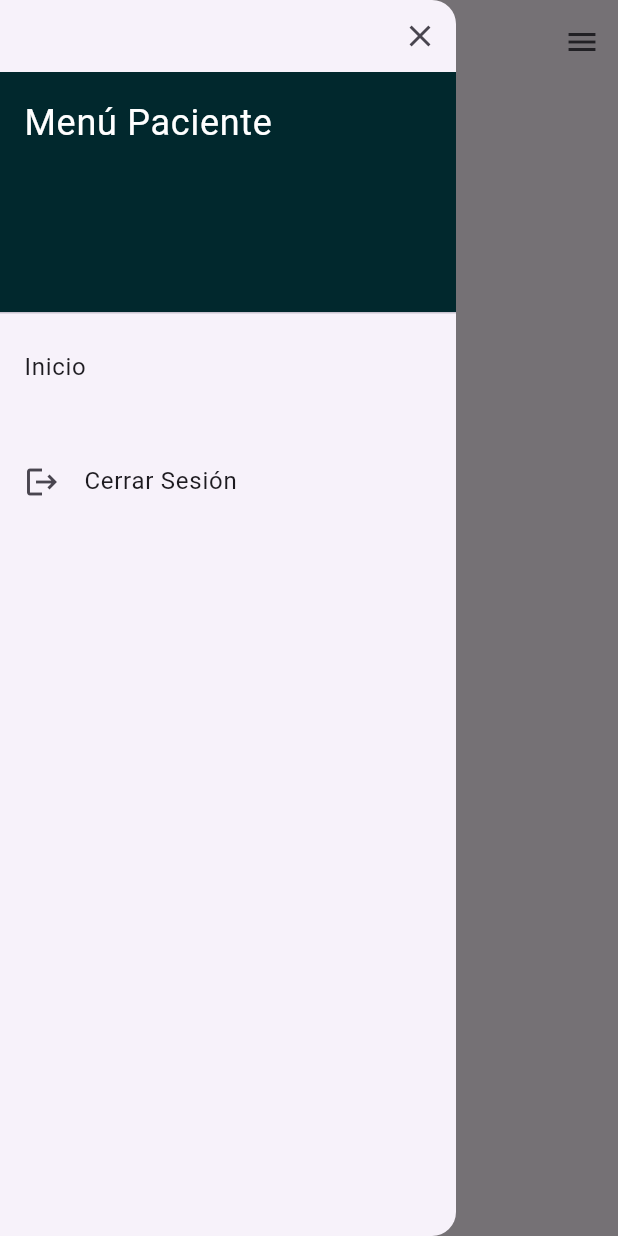
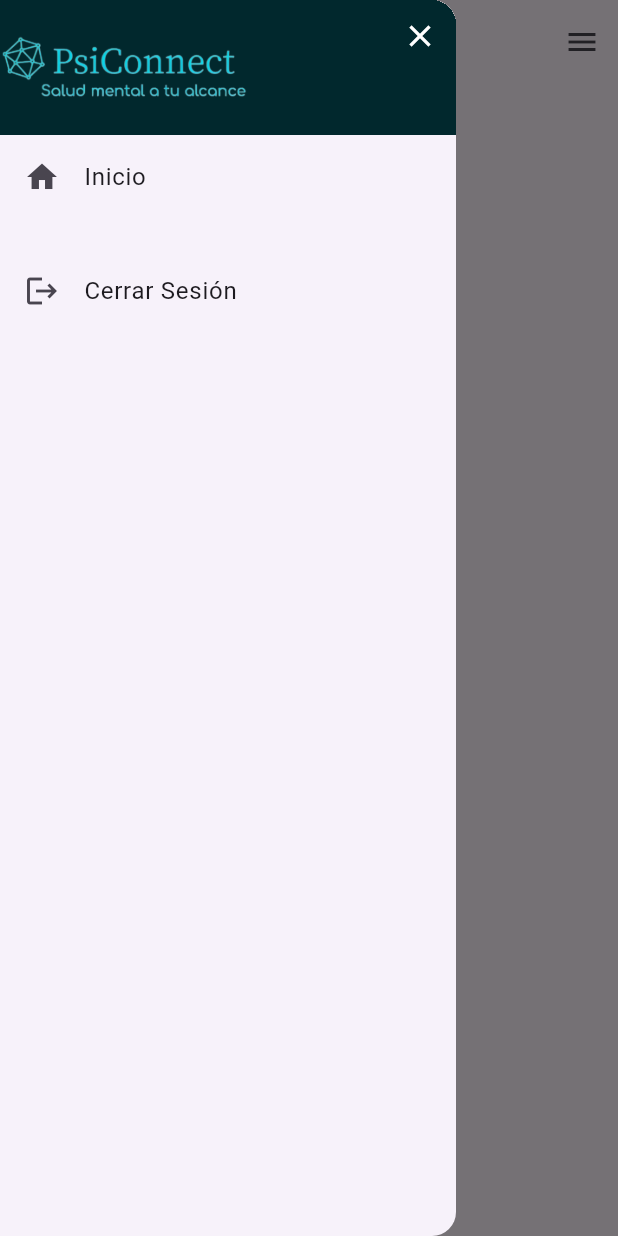
Before and after one commit to Kuater23/psiconnect, a Flutter app: the PatientAppointments screen opened by its route, with the side drawer open, on a phone screen of 412 x 824 dp. Run offline on Flutter 3.47's test engine with Material 3 defaults, Android fonts, the phone set to English and light mode, and no system bars; our stand-ins replace cloud_firestore, firebase_auth, firebase_core, flutter_hooks, flutter_riverpod, flutter_signin_button and 4 more; accounts and stored records are empty.

Commit message:
drawer mas bonito

```diff
--- a/lib/src/widgets/shared_drawer.dart
+++ b/lib/src/widgets/shared_drawer.dart
@@ -50,52 +50,62 @@ class _SharedDrawerState extends ConsumerState<SharedDrawer> {
       child: ListView(
         padding: EdgeInsets.zero,
         children: [
-          // Botón para cerrar el drawer
+          // Contenedor en lugar de DrawerHeader para controlar mejor la altura
+          Container(
+            height: 90, // Ajusta la altura
+            decoration: BoxDecoration(
+              color: const Color.fromRGBO(1, 40, 45, 1), // Fondo verde
+            ),
+            child: Stack(
+              children: [
                 Align(
                   alignment: Alignment.topRight,
                   child: IconButton(
-              icon: Icon(Icons.close),
+                    icon: Icon(Icons.close, color: Colors.white),
                     onPressed: () {
                       Navigator.of(context).pop(); // Cierra el drawer
                     },
                   ),
                 ),
-          DrawerHeader(
-            decoration: BoxDecoration(
-              color: const Color.fromRGBO(1, 40, 45, 1), // Fondo de Psiconnect
+                Align(
+                  alignment: Alignment.centerLeft,
+                  child: Image.asset(
+                    'assets/images/logoCompleto_psiconnect.png', // Ruta del logo
+                    width: MediaQuery.of(context).size.width *
+                        0.4, // Ajusta el tamaño
+                    fit: BoxFit.cover,
                   ),
-            child: Text(
-              'Menú ${_userRole == 'professional' ? 'Profesional' : 'Paciente'}',
-              style: TextStyle(
-                color: Colors.white,
-                fontSize: 24,
                 ),
+              ],
             ),
           ),
           ListTile(
+            leading: Icon(Icons.home),
             title: Text('Inicio'),
             onTap: () {
               Navigator.pushReplacementNamed(
                   context, '/home'); // Redirige a HomePage
-
             },
           ),
           if (_userRole == 'professional') ...[
             ListTile(
-              title: Text('Home Profesional'),
+              leading: Icon(Icons.person),
+              title: Text('Perfil'),
               onTap: () {
                 Navigator.pushReplacementNamed(
                     context, '/professional'); // Redirige a ProfessionalHome
               },
             ),
             ListTile(
-              title: Text('Citas'),
+              leading: Icon(Icons.calendar_today),
+              title: Text('Agenda'),
               onTap: () {
                 Navigator.pushReplacementNamed(
                     context, '/professional_appointments');
               },
             ),
             ListTile(
+              leading: Icon(Icons.folder),
               title: Text('Archivos por Paciente'),
               onTap: () {
                 Navigator.pushReplacementNamed(context, '/professional_files');
@@ -103,20 +113,23 @@ class _SharedDrawerState extends ConsumerState<SharedDrawer> {
             ),
           ] else if (_userRole == 'patient') ...[
             ListTile(
-              title: Text('Información del Paciente'),
+              leading: Icon(Icons.person),
+              title: Text('Perfil del Paciente'),
               onTap: () {
                 Navigator.pushReplacementNamed(
                     context, '/patient'); // Redirige a PatientPage
               },
             ),
             ListTile(
-              title: Text('Citas'),
+              leading: Icon(Icons.calendar_today),
+              title: Text('Agenda'),
               onTap: () {
                 Navigator.pushReplacementNamed(
                     context, '/patient_appointments');
               },
             ),
             ListTile(
+              leading: Icon(Icons.folder),
               title: Text('Archivos'),
               onTap: () {
                 Navigator.pushReplacementNamed(context, '/patient_files');
@@ -125,8 +138,8 @@ class _SharedDrawerState extends ConsumerState<SharedDrawer> {
           ],
           SizedBox(height: 20),
           ListTile(
+            leading: Icon(Icons.logout),
             title: Text('Cerrar Sesión'),
-            leading: Icon(Icons.logout),
             onTap: () async {
               await _signOut(
                   context, ref); // Cerrar sesión y redirigir al login
```
Also changed, not shown: 2 other files. Lines whose indentation alone changed are shown as unchanged.
